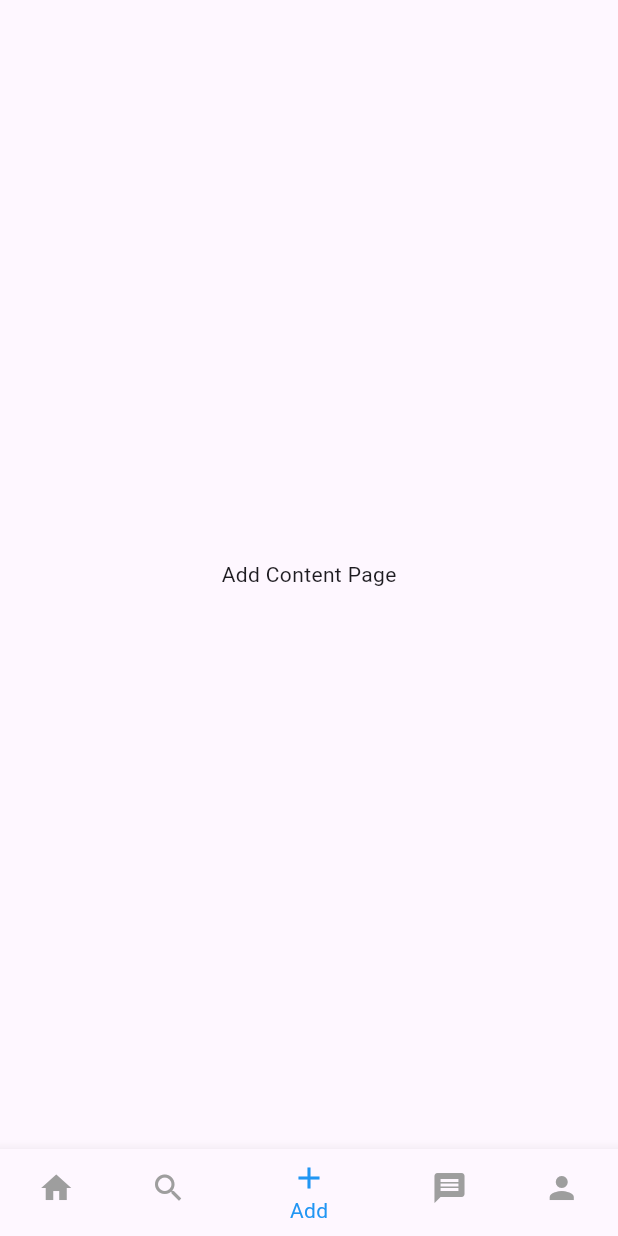
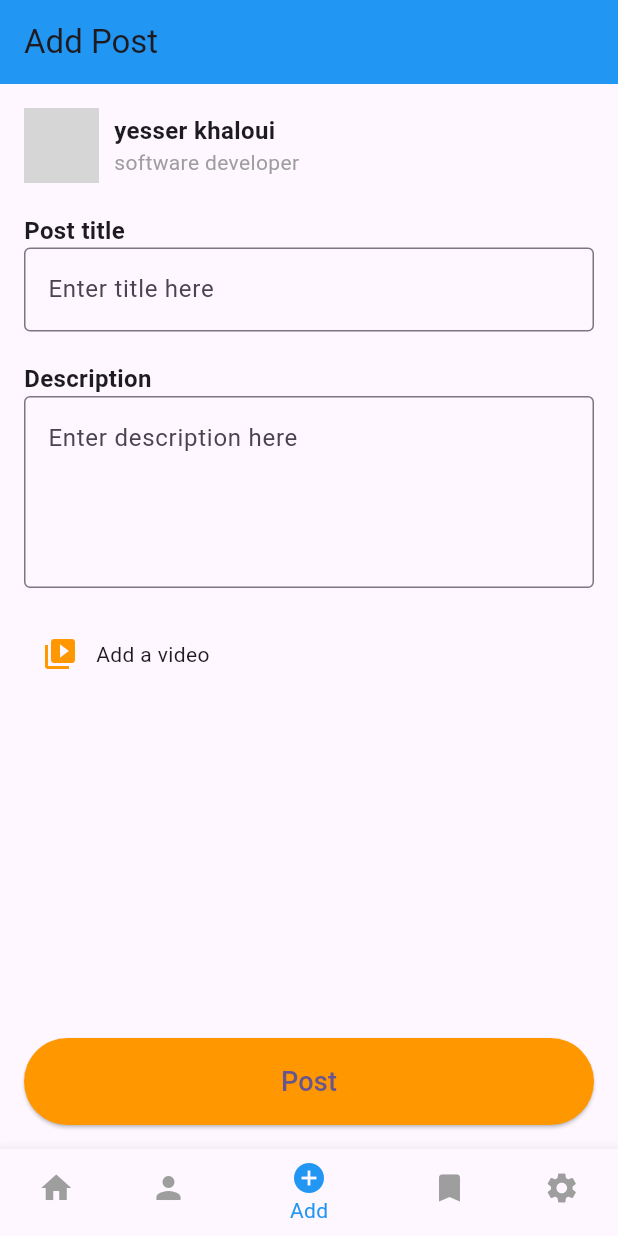
Before and after one commit to shayma-ouerhani/Dam_Flutter, a Flutter app: the screen it shows after launch, item 3 of the bottom bar chosen, on a phone screen of 412 x 824 dp. Run offline on Flutter 3.47's test engine with Material 3 defaults, Android fonts, the phone set to English and light mode, and no system bars; our stand-ins replace cached_network_image, get, image_picker, video_player; network calls fail; grey boxes are pictures that could not be loaded.

Commit message:
Configurer la HomeScreen et ajouter l'écran AddPostScreen.

```diff
--- a/lib/Res/constants.dart
+++ b/lib/Res/constants.dart
@@ -7,7 +7,7 @@ import '../features/Home/Screens/videoScreen.dart';
 List pages = [
   VideoScreen(),
   const ProfileScreen(uid: "eee"),
-  AddScreen(),
+  AddPostScreen(),
   const Text('Messages Screen'),
   const ProfileScreen(uid: 'dddd'),
 ];
--- a/lib/features/Home/Screens/AddScreen.dart
+++ b/lib/features/Home/Screens/AddScreen.dart
@@ -1,18 +1,146 @@
+import 'package:flutter/material.dart';
+import 'package:image_picker/image_picker.dart';
+import 'dart:io';
 
+void main() => runApp(MyApp());
 
+class MyApp extends StatelessWidget {
+  @override
+  Widget build(BuildContext context) {
+    return MaterialApp(
+      home: AddPostScreen(),
+    );
+  }
+}
 
+class AddPostScreen extends StatefulWidget {
+  @override
+  State<AddPostScreen> createState() => _AddPostScreenState();
+}
 
+class _AddPostScreenState extends State<AddPostScreen> {
+  File? _selectedVideo; // Fichier vidéo sélectionné
+  final ImagePicker _picker = ImagePicker(); // Instance du sélecteur
 
-import 'package:flutter/cupertino.dart';
-
-class AddScreen extends StatefulWidget{
+  // Fonction pour sélectionner une vidéo depuis la galerie
+  Future<void> _pickVideo() async {
+    try {
+      final XFile? video = await _picker.pickVideo(source: ImageSource.gallery);
+      if (video != null) {
+        setState(() {
+          _selectedVideo = File(video.path);
+        });
+      }
+    } catch (e) {
+      print("Erreur lors de la sélection de la vidéo : $e");
+    }
+  }
 
 
   @override
-  State<StatefulWidget> createState() {
-
-    throw UnimplementedError();
+  Widget build(BuildContext context) {
+    return Scaffold(
+      appBar: AppBar(
+        title: const Text("Add Post"),
+        backgroundColor: Colors.blue,
+      ),
+      body: Padding(
+        padding: const EdgeInsets.all(16.0),
+        child: Column(
+          crossAxisAlignment: CrossAxisAlignment.start,
+          children: [
+            Row(
+              children: [
+                const CircleAvatar(
+                  radius: 25,
+                  backgroundImage: NetworkImage(
+                      "https://res.cloudinary.com/dcjtuxprn/image/upload/v1732755984/UploadLeaders/1000014203.jpg"), // Remplace par l'image de l'utilisateur
+                ),
+                const SizedBox(width: 10),
+                Column(
+                  crossAxisAlignment: CrossAxisAlignment.start,
+                  children: const [
+                    Text(
+                      "yesser khaloui",
+                      style: TextStyle(
+                        fontWeight: FontWeight.bold,
+                        fontSize: 16,
+                      ),
+                    ),
+                    Text(
+                      "software developer",
+                      style: TextStyle(color: Colors.grey),
+                    ),
+                  ],
+                ),
+              ],
+            ),
+            const SizedBox(height: 20),
+            const Text(
+              "Post title",
+              style: TextStyle(fontSize: 16, fontWeight: FontWeight.bold),
+            ),
+            const TextField(
+              decoration: InputDecoration(
+                border: OutlineInputBorder(),
+                hintText: "Enter title here",
+              ),
+            ),
+            const SizedBox(height: 20),
+            const Text(
+              "Description",
+              style: TextStyle(fontSize: 16, fontWeight: FontWeight.bold),
+            ),
+            const TextField(
+              decoration: InputDecoration(
+                border: OutlineInputBorder(),
+                hintText: "Enter description here",
+              ),
+              maxLines: 4,
+            ),
+            const SizedBox(height: 20),
+            Row(
+              children: [
+                IconButton(
+                  icon: const Icon(Icons.video_library, color: Colors.orange),
+                  onPressed: _pickVideo, // Appel correct de la fonction
+                ),
+                const Text("Add a video"),
+              ],
+            ),
+            if (_selectedVideo != null) // Affiche une vidéo si sélectionnée
+              Padding(
+                padding: const EdgeInsets.symmetric(vertical: 20),
+                child: SizedBox(
+                  height: 200,
+                  child: Center(
+                    child: Text(
+                      "Video selected: ${_selectedVideo!.path.split('/').last}",
+                      style: const TextStyle(fontSize: 16),
+                    ),
+                  ),
+                ),
+              ),
+            const Spacer(),
+            SizedBox(
+              width: double.infinity,
+              child: ElevatedButton(
+                onPressed: () {
+                  // Action pour publier le post
+                },
+                style: ElevatedButton.styleFrom(
+                  backgroundColor: Colors.orange,
+                  padding: const EdgeInsets.symmetric(vertical: 16),
+                ),
+                child: const Text(
+                  "Post",
+                  style: TextStyle(fontSize: 18),
+                ),
+              ),
+            ),
+          ],
+        ),
+      ),
+    );
   }
-
-
 }
--- a/lib/features/Home/Screens/homeScreen.dart
+++ b/lib/features/Home/Screens/homeScreen.dart
@@ -1,3 +1,4 @@
+import 'package:damdleaders_flutter/features/Home/Screens/AddScreen.dart';
 import 'package:damdleaders_flutter/features/Home/Screens/videoScreen.dart';
 import 'package:flutter/material.dart';
 
@@ -14,7 +15,7 @@ class _HomeScreenState extends State<HomeScreen> {
   final List<Widget> _pages = [
     VideoScreen(),
     const Center(child: Text("Search Page")),
-    const Center(child: Text("Add Content Page")),
+    AddPostScreen(),
     const Center(child: Text("Messages Page")),
     const Center(child: Text("Profile Page")),
   ];
@@ -43,20 +44,20 @@ class _HomeScreenState extends State<HomeScreen> {
             label: "Home",
           ),
           BottomNavigationBarItem(
-            icon: Icon(Icons.search),
-            label: "Search",
+            icon: Icon(Icons.person),
+            label: "Profile",
           ),
           BottomNavigationBarItem(
-            icon: Icon(Icons.add),
+            icon: Icon(Icons.add_circle),
             label: "Add",
           ),
           BottomNavigationBarItem(
-            icon: Icon(Icons.message),
-            label: "Messages",
+            icon: Icon(Icons.bookmark),
+            label: "Saved",
           ),
           BottomNavigationBarItem(
-            icon: Icon(Icons.person),
-            label: "Profile",
+            icon: Icon(Icons.settings),
+            label: "Settings",
           ),
         ],
       ),
--- a/lib/features/Home/Screens/videoScreen.dart
+++ b/lib/features/Home/Screens/videoScreen.dart
@@ -244,8 +244,8 @@ class VideoScreen extends StatelessWidget {
    VideoScreen({super.key});
 
   final RxList<String> videos = RxList<String>([
-    'https://res.cloudinary.com/dcjtuxprn/video/upload/v1731524251/UploadLeaders/Enregistrement%20de%20l%27%C3%83%C2%A9cran%202024-07-07%20104521.mp4',
-    'https://res.cloudinary.com/dcjtuxprn/video/upload/v1731524251/UploadLeaders/Enregistrement%20de%20l%27%C3%83%C2%A9cran%202024-07-07%20104521.mp4',
+    'https://res.cloudinary.com/dcjtuxprn/video/upload/v1733151617/UploadLeaders/video-B1BEEC93-A9E5-4EE0-9434-6628116D0EBC.mp4',
+    'https://res.cloudinary.com/dcjtuxprn/video/upload/v1733151617/UploadLeaders/video-B1BEEC93-A9E5-4EE0-9434-6628116D0EBC.mp4',
     'https://res.cloudinary.com/dcjtuxprn/video/upload/v1731524251/UploadLeaders/Enregistrement%20de%20l%27%C3%83%C2%A9cran%202024-07-07%20104521.mp4',
   ]);
 
@@ -336,11 +336,11 @@ class VideoScreen extends StatelessWidget {
                         children: [
                           Expanded(
                             child: Container(
-                              padding: const EdgeInsets.only(left: 20),
+                              padding: const EdgeInsets.only(left: 2,bottom: 5),
                               child: const Column(
                                 crossAxisAlignment: CrossAxisAlignment.start,
                                 mainAxisAlignment:
-                                MainAxisAlignment.spaceEvenly,
+                                MainAxisAlignment.end,
                                 children: [
                                   Text(
                                     "Username",
@@ -350,6 +350,7 @@ class VideoScreen extends StatelessWidget {
                                       fontWeight: FontWeight.bold,
                                     ),
                                   ),
+                                  SizedBox(height: 5), // Espacement entre Username et Caption
                                   Text(
                                     "Caption for the video",
                                     style: TextStyle(
@@ -357,6 +358,7 @@ class VideoScreen extends StatelessWidget {
                                       color: Colors.white,
                                     ),
                                   ),
+                                  SizedBox(height: 5), // Espacement entre Username et Caption
                                   Row(
                                     children: [
                                       Icon(
@@ -373,7 +375,8 @@ class VideoScreen extends StatelessWidget {
                                         ),
                                       ),
                                     ],
-                                  )
+                                  ),
+                                  SizedBox(height: 5), // Espacement entre Username et Caption
                                 ],
                               ),
                             ),
@@ -452,10 +455,10 @@ class VideoScreen extends StatelessWidget {
                                     )
                                   ],
                                 ),
-                                CircleAnimation(
-                                  child: buildMusicAlbum(
-                                      "https://example.com/album.jpg"),
-                                ),
+                                // CircleAnimation(
+                                //   child: buildMusicAlbum(
+                                //       "https://example.com/album.jpg"),
+                                // ),
                               ],
                             ),
                           ),
--- a/pubspec.yaml
+++ b/pubspec.yaml
@@ -35,6 +35,7 @@ dependencies:
   video_compress: ^3.1.0
   cupertino_icons: ^1.0.6
   get: ^4.6.1
+  image_picker: ^0.8.5+3
 
 
 
```
Also changed, not shown: pubspec.lock, 7 other files.
